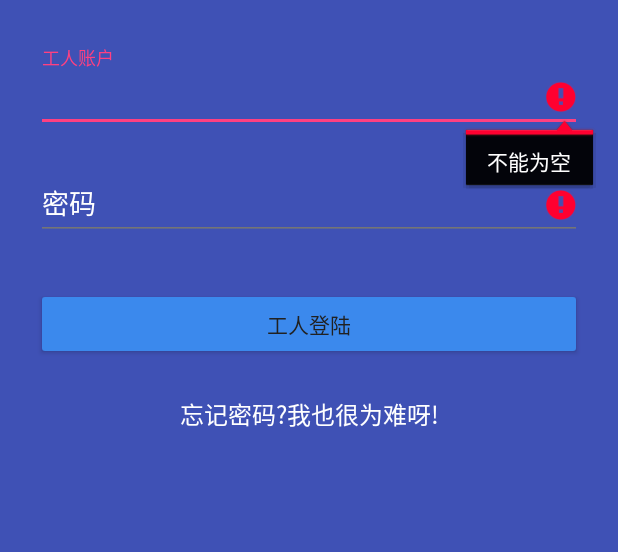
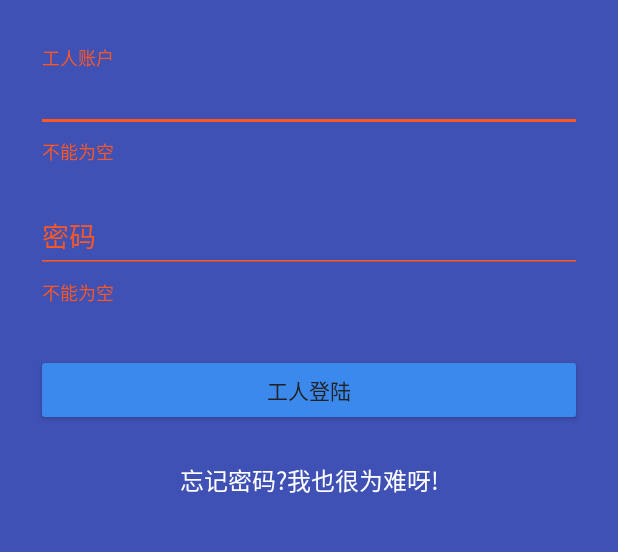
Before and after one commit to tanghuailong/RetrofitAndQueueJob, an Android app: the LoginActivity screen opened directly, with no data from a screen before it, after a tap on "工人登陆", on a phone screen of 412 x 824 dp, the part 192-744 px from its top. Run offline under Robolectric (Android 15) with nearby library versions, the phone set to English and light mode, and no system bars; our stand-ins replace ButterKnife.

Commit message:
feat: 添加酷炫snackbar

```diff
--- a/app/src/main/java/com/vstar/sacredsun_android_pda/service/PDAApi.java
+++ b/app/src/main/java/com/vstar/sacredsun_android_pda/service/PDAApi.java
@@ -5,6 +5,7 @@ package com.vstar.sacredsun_android_pda.service;
  */
 
 
+import com.vstar.sacredsun_android_pda.entity.EmptyResult;
 import com.vstar.sacredsun_android_pda.entity.HttpResult;
 import com.vstar.sacredsun_android_pda.entity.LoginEntity;
 
@@ -25,7 +26,7 @@ public interface PDAApi {
      * @return
      */
     @GET("staffmgt/control/clientLogin")
-    Observable<HttpResult<LoginEntity,?>> userLogin(@Query("userLoginId") String userLoginId, @Query("password")String password, @Query("workCenterCode")String workCenterCode);
+    Observable<HttpResult<LoginEntity,EmptyResult>> userLogin(@Query("userLoginId") String userLoginId, @Query("password")String password, @Query("workCenterCode")String workCenterCode);
     /**
      * 用户登出
      * @param session 登陆时获取到的session
--- a/app/src/main/java/com/vstar/sacredsun_android_pda/ui/LoginActivity.java
+++ b/app/src/main/java/com/vstar/sacredsun_android_pda/ui/LoginActivity.java
@@ -2,13 +2,21 @@ package com.vstar.sacredsun_android_pda.ui;
 
 import android.os.Bundle;
 import android.support.annotation.Nullable;
+import android.support.design.widget.CoordinatorLayout;
+import android.support.design.widget.TextInputLayout;
 import android.support.v7.app.AppCompatActivity;
+import android.text.Editable;
 import android.text.TextUtils;
+import android.text.TextWatcher;
 import android.widget.Button;
 import android.widget.EditText;
 
 import com.vstar.sacredsun_android_pda.R;
+import com.vstar.sacredsun_android_pda.service.PDAApi;
 import com.vstar.sacredsun_android_pda.util.other.FunctionUtil;
+import com.vstar.sacredsun_android_pda.util.other.SPHelper;
+import com.vstar.sacredsun_android_pda.util.rest.HttpMethods;
+import com.vstar.sacredsun_android_pda.util.rxjava.RxHelper;
 
 import butterknife.BindView;
 import butterknife.ButterKnife;
@@ -28,13 +36,55 @@ public class LoginActivity extends AppCompatActivity {
     EditText editText_user;
     @BindView(R.id.password)
     EditText editText_pwd;
+    @BindView(R.id.username_layout)
+    TextInputLayout usernameLayout;
+    @BindView(R.id.password_layout)
+    TextInputLayout passwordLayout;
+    @BindView(R.id.login_container)
+    CoordinatorLayout loginContainer;
 
+    private static String workCenterCode = "";
 
     @Override
     protected void onCreate(@Nullable Bundle savedInstanceState) {
         super.onCreate(savedInstanceState);
         setContentView(R.layout.activity_login);
         ButterKnife.bind(this);
+
+        workCenterCode =(String) SPHelper.get(this,getString(R.string.WORKCENTERCODE_SESSION),"01");
+
+        editText_user.addTextChangedListener(new TextWatcher() {
+            @Override
+            public void beforeTextChanged(CharSequence s, int start, int count, int after) {
+
+            }
+
+            @Override
+            public void onTextChanged(CharSequence s, int start, int before, int count) {
+
+            }
+
+            @Override
+            public void afterTextChanged(Editable s) {
+                validateEditText(s.toString(),usernameLayout);
+            }
+        });
+        editText_pwd.addTextChangedListener(new TextWatcher() {
+            @Override
+            public void beforeTextChanged(CharSequence s, int start, int count, int after) {
+
+            }
+
+            @Override
+            public void onTextChanged(CharSequence s, int start, int before, int count) {
+
+            }
+
+            @Override
+            public void afterTextChanged(Editable s) {
+                validateEditText(s.toString(),passwordLayout);
+            }
+        });
     }
 
     /**
@@ -45,15 +95,45 @@ public class LoginActivity extends AppCompatActivity {
 
         String username = FunctionUtil.getEditText(editText_user);
         String password = FunctionUtil.getEditText(editText_pwd);
+        boolean isEmptyName = TextUtils.isEmpty(username);
+        boolean isEmptyPwd = TextUtils.isEmpty(password);
 
-        if(!TextUtils.isEmpty(username) && !TextUtils.isEmpty(password)) {
-            //工人登陆
-//        HttpMethods.getInstane().getService(PDAApi.class).userLogin()
-            //司机登陆 跳转到操作页面
+        if(!isEmptyName && !isEmptyPwd) {
+            //执行登陆操作
+            HttpMethods.getInstane()
+                    .getService(PDAApi.class)
+                    .userLogin(username,password,workCenterCode)
+                    .compose(RxHelper.io_main())
+                    .subscribe((next) -> {
+
+                    },(e) -> {
+                        FunctionUtil.showSnackBar(LoginActivity.this,loginContainer,getString(R.string.login_fail),1);
+                        e.printStackTrace();
+                    },() -> {
+
+                    });
         }else {
-            editText_user.setError("不能为空");
-            editText_pwd.setError("不能为空");
+            if(isEmptyName) {
+                usernameLayout.setErrorEnabled(true);
+                usernameLayout.setError(getString(R.string.validate_empty));
+            }
+            if(isEmptyPwd) {
+                passwordLayout.setErrorEnabled(true);
+                passwordLayout.setError(getString(R.string.validate_empty));
+            }
         }
+    }
 
+
+    private void validateEditText(String s,TextInputLayout layout) {
+        if (TextUtils.isEmpty(s)) {
+            layout.setErrorEnabled(true);
+            layout.setError(getString(R.string.validate_empty));
+        }else {
+            layout.setErrorEnabled(false);
+            layout.setError(null);
+        }
     }
+
+
 }
--- a/app/src/main/res/layout/activity_login.xml
+++ b/app/src/main/res/layout/activity_login.xml
@@ -1,5 +1,7 @@
 <?xml version="1.0" encoding="utf-8"?>
-<ScrollView xmlns:android="http://schemas.android.com/apk/res/android"
+<android.support.design.widget.CoordinatorLayout
+    android:id="@+id/login_container"
+    xmlns:android="http://schemas.android.com/apk/res/android"
     xmlns:app="http://schemas.android.com/apk/res-auto"
     android:layout_width="fill_parent"
     android:layout_height="fill_parent"
@@ -23,6 +25,7 @@
             />
         <!-- 用户名 -->
         <android.support.design.widget.TextInputLayout
+            android:id="@+id/username_layout"
             android:layout_width="match_parent"
             android:layout_height="wrap_content"
             android:layout_marginTop="8dp"
@@ -38,6 +41,7 @@
 
         <!-- 密码 -->
         <android.support.design.widget.TextInputLayout
+            android:id="@+id/password_layout"
             android:layout_width="match_parent"
             android:layout_height="wrap_content"
             android:layout_marginTop="8dp"
@@ -68,4 +72,4 @@
             android:textSize="16sp"/>
 
     </LinearLayout>
-</ScrollView>
+</android.support.design.widget.CoordinatorLayout>
--- a/app/src/main/res/values/colors.xml
+++ b/app/src/main/res/values/colors.xml
@@ -41,4 +41,9 @@
 
     <color name="card_bg_color">#448AFF</color>
 
+    <color name="snack_fail_bg">#FA4722</color>
+    <color name="snack_fail_hint">#FCCC10</color>
+    <color name="snack_success_bg">#0386F6</color>
+    <color name="snack_success_hint">#ffffff</color>
+
 </resources>
--- a/app/src/main/res/values/strings.xml
+++ b/app/src/main/res/values/strings.xml
@@ -29,6 +29,7 @@
 
     <string name="validate_empty">不能为空</string>
     <string name="validate_only_numchar">只能为字母数字,不能为其他字符</string>
+    <string name="login_fail">登陆失败,请检查网络</string>
 
 
     <!--程序中使用到的常量-->
```
Also changed, not shown: app/src/main/java/com/vstar/sacredsun_android_pda/ui/SplashActivity.java (+21 -21 lines), app/src/main/java/com/vstar/sacredsun_android_pda/util/other/FunctionUtil.java (+79 -30 lines).
